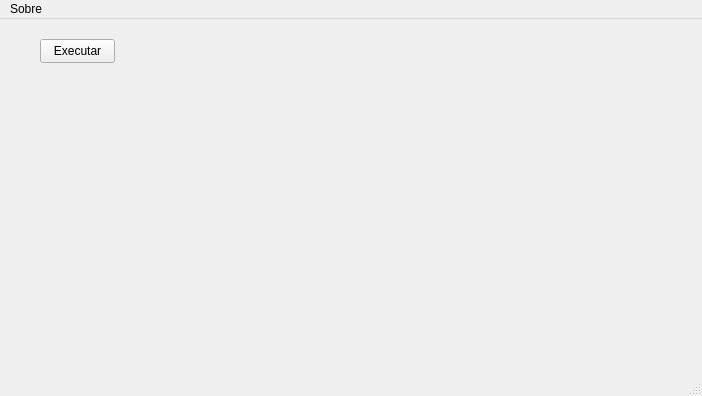
Before: the Qt Designer form data/qt/MainWindow.ui in gstiebler/vision_workbench, drawn with Qt 5.
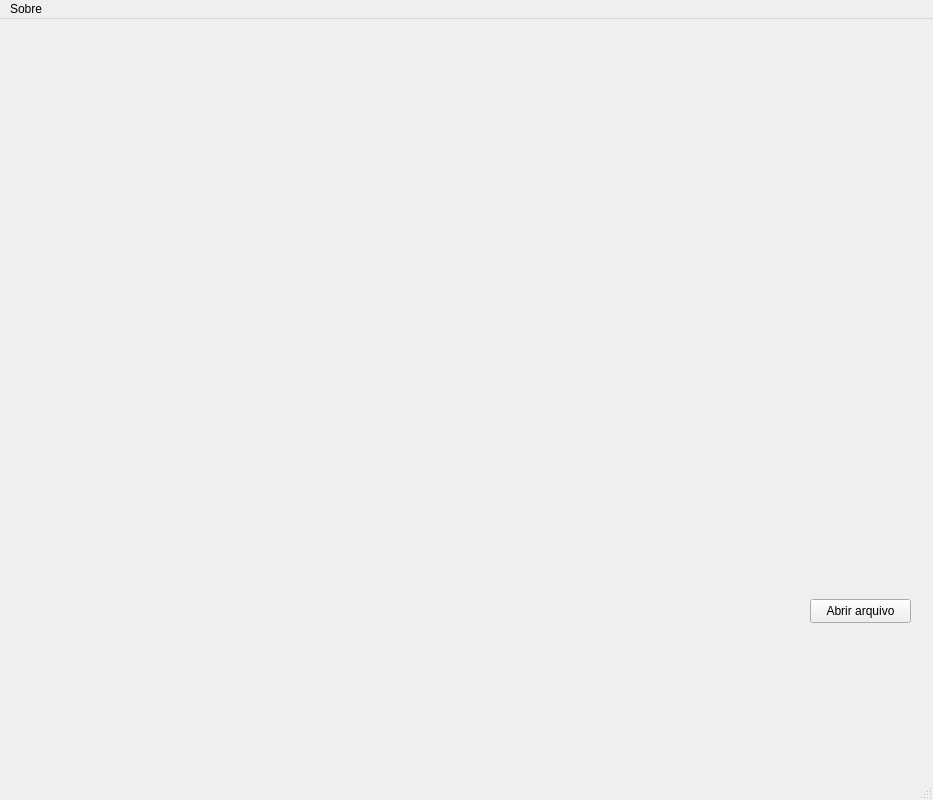
After: the same form once the commit is applied.

What changed in the file:
```diff
--- a/data/qt/MainWindow.ui
+++ b/data/qt/MainWindow.ui
@@ -6,8 +6,8 @@
    <rect>
     <x>0</x>
     <y>0</y>
-    <width>702</width>
-    <height>396</height>
+    <width>933</width>
+    <height>800</height>
    </rect>
   </property>
   <property name="windowTitle">
@@ -17,23 +17,23 @@
    <widget class="QPushButton" name="buttonExecute">
     <property name="geometry">
      <rect>
-      <x>40</x>
-      <y>20</y>
-      <width>75</width>
+      <x>810</x>
+      <y>580</y>
+      <width>101</width>
       <height>24</height>
      </rect>
     </property>
     <property name="text">
-     <string>Executar</string>
+     <string>Abrir arquivo</string>
     </property>
    </widget>
    <widget class="QLabel" name="srcImageLabel">
     <property name="geometry">
      <rect>
-      <x>50</x>
-      <y>70</y>
-      <width>461</width>
-      <height>211</height>
+      <x>0</x>
+      <y>10</y>
+      <width>901</width>
+      <height>531</height>
      </rect>
     </property>
     <property name="text">
@@ -46,7 +46,7 @@
     <rect>
      <x>0</x>
      <y>0</y>
-     <width>702</width>
+     <width>933</width>
      <height>30</height>
     </rect>
    </property>
```
